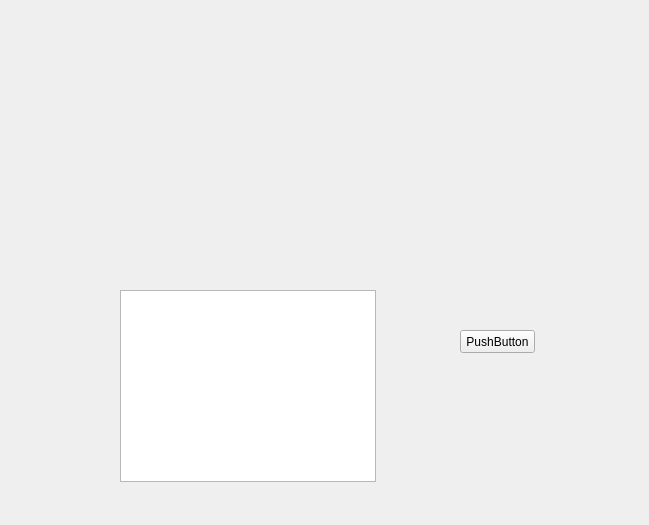
leninec/ft232-simple-qt, file widget.ui: the form before one commit.
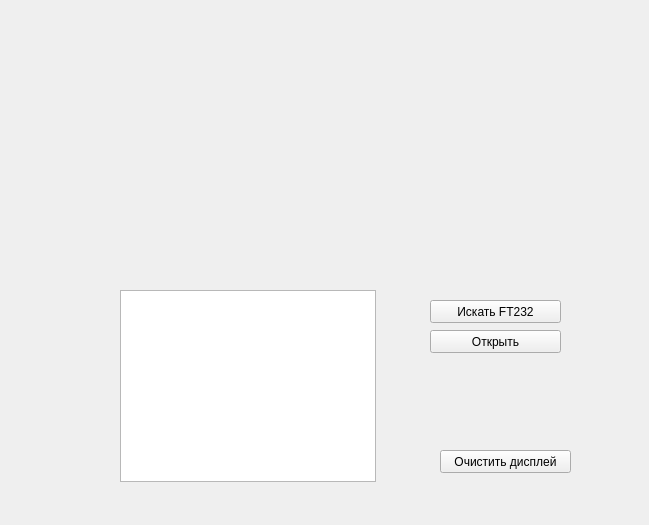
The form after the commit.

Patch:
```diff
--- a/widget.ui
+++ b/widget.ui
@@ -26,14 +26,40 @@
   <widget class="QPushButton" name="pushButton">
    <property name="geometry">
     <rect>
-     <x>460</x>
+     <x>430</x>
+     <y>300</y>
+     <width>131</width>
+     <height>23</height>
+    </rect>
+   </property>
+   <property name="text">
+    <string>Искать FT232</string>
+   </property>
+  </widget>
+  <widget class="QPushButton" name="pushButton_2">
+   <property name="geometry">
+    <rect>
+     <x>430</x>
      <y>330</y>
-     <width>75</width>
+     <width>131</width>
      <height>23</height>
     </rect>
    </property>
    <property name="text">
-    <string>PushButton</string>
+    <string>Открыть</string>
+   </property>
+  </widget>
+  <widget class="QPushButton" name="pushButton_3">
+   <property name="geometry">
+    <rect>
+     <x>440</x>
+     <y>450</y>
+     <width>131</width>
+     <height>23</height>
+    </rect>
+   </property>
+   <property name="text">
+    <string>Очистить дисплей</string>
    </property>
   </widget>
  </widget>
```
